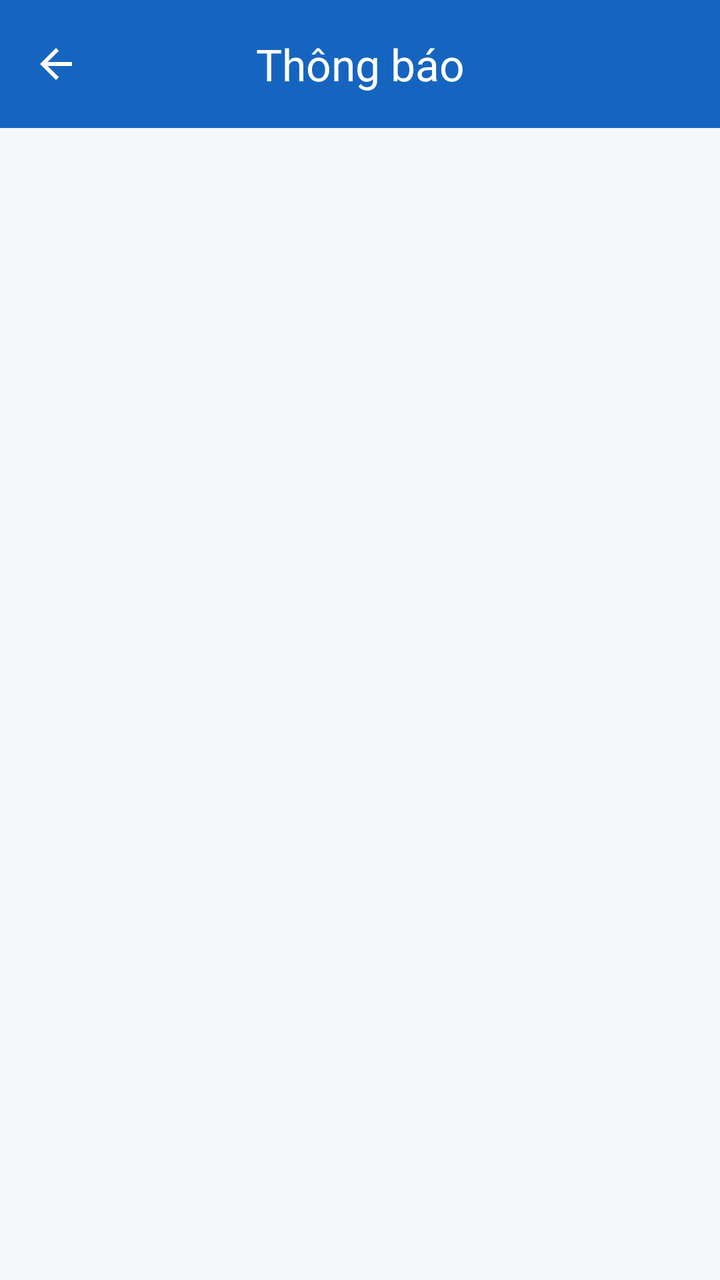
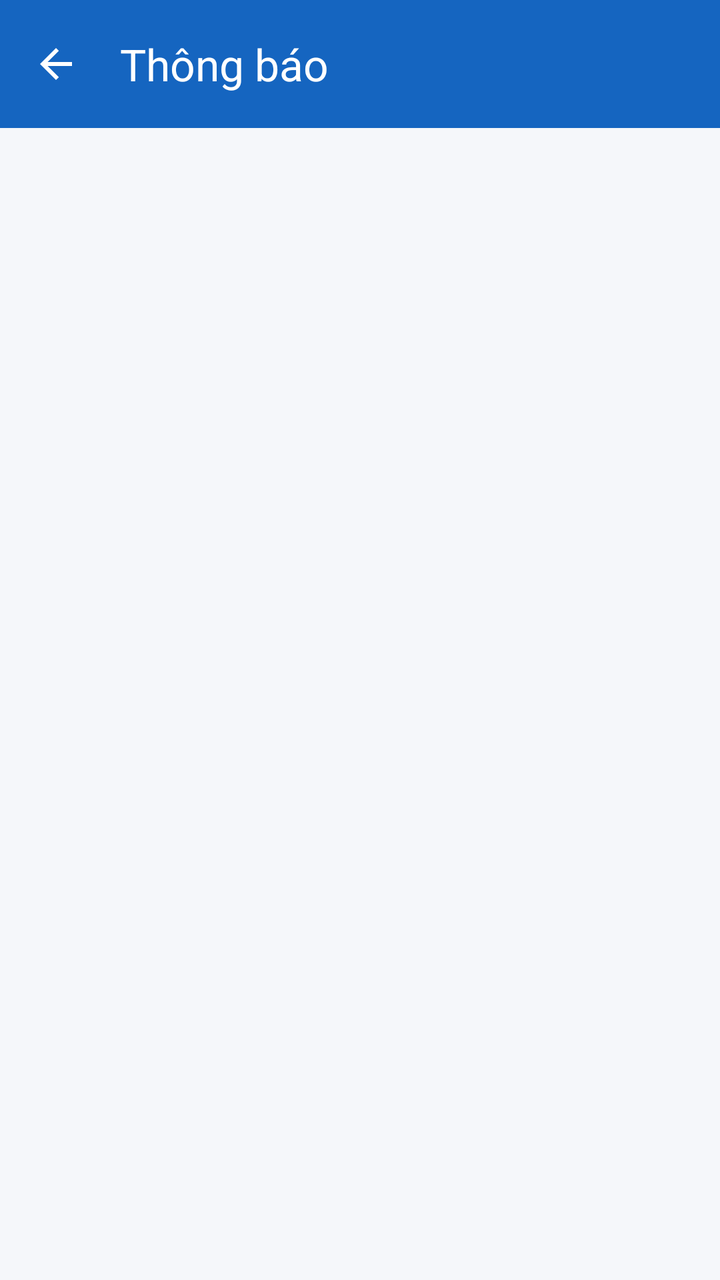

Before-and-after screenshots of an Android layout around one commit, followed by the original layout XML and the change that was made.
<!-- AndroidManifest.xml: application theme Theme.UDGH -->
<!-- res/layout/activity_notification.xml -->
<?xml version="1.0" encoding="utf-8"?>
<LinearLayout xmlns:android="http://schemas.android.com/apk/res/android"
    xmlns:app="http://schemas.android.com/apk/res-auto"
    xmlns:tools="http://schemas.android.com/tools"
    android:layout_width="match_parent"
    android:layout_height="match_parent"
    android:background="@color/background"
    android:orientation="vertical">

    

    <com.google.android.material.appbar.MaterialToolbar
        android:id="@+id/toolbar"
        android:layout_width="match_parent"
        android:layout_height="?attr/actionBarSize"
        android:background="@color/primary"
        app:navigationIcon="@drawable/sgv_back"
        app:title="Thông báo"
        app:titleCentered="true"
        app:titleTextColor="@android:color/white"/>

    

    <androidx.recyclerview.widget.RecyclerView
        android:id="@+id/rvNotification"
        android:layout_width="match_parent"
        android:layout_height="match_parent"
        android:padding="12dp"
        android:clipToPadding="false"
        tools:listitem="@layout/item_notification"/>

</LinearLayout>
<!-- res/layout/item_notification.xml (included above) -->
<?xml version="1.0" encoding="utf-8"?>
<com.google.android.material.card.MaterialCardView
    xmlns:android="http://schemas.android.com/apk/res/android"
    xmlns:app="http://schemas.android.com/apk/res-auto"
    android:layout_width="match_parent"
    android:layout_height="wrap_content"
    android:layout_marginBottom="12dp"
    app:cardBackgroundColor="@color/white"
    app:strokeColor="@color/primary"
    app:strokeWidth="1dp"
    app:cardCornerRadius="16dp"
    app:cardElevation="2dp">

    <LinearLayout
        android:layout_width="match_parent"
        android:layout_height="wrap_content"
        android:orientation="horizontal"
        android:background="@color/white"
        android:padding="16dp">

        

        <LinearLayout
            android:layout_width="wrap_content"
            android:layout_height="match_parent"
            android:gravity="center"
            android:orientation="vertical">

            

            <View
                android:id="@+id/viewUnread"
                android:layout_width="10dp"
                android:layout_height="10dp"
                android:layout_marginBottom="10dp"
                android:background="@drawable/bg_unread_dot"/>

            

            <ImageView
                android:id="@+id/imgNotification"
                android:layout_width="46dp"
                android:layout_height="46dp"
                android:src="@drawable/icon_notifi"
                app:tint="@color/primary"/>

        </LinearLayout>
        

        <LinearLayout
            android:layout_width="0dp"
            android:layout_height="wrap_content"
            android:layout_weight="1"
            android:layout_marginStart="14dp"
            android:orientation="vertical">

            <TextView
                android:id="@+id/txtTitle"
                android:layout_width="wrap_content"
                android:layout_height="wrap_content"
                android:text="Có đơn hàng mới"
                android:textColor="@color/black"
                android:textSize="17sp"
                android:textStyle="bold"/>

            <TextView
                android:id="@+id/txtContent"
                android:layout_width="wrap_content"
                android:layout_height="wrap_content"
                android:layout_marginTop="6dp"
                android:text="Đơn hàng DH001 đang chờ bạn nhận."
                android:textColor="@color/gray"
                android:textSize="14sp"/>

            <TextView
                android:id="@+id/txtTime"
                android:layout_width="wrap_content"
                android:layout_height="wrap_content"
                android:layout_marginTop="8dp"
                android:text="5 phút trước"
                android:textColor="@color/primary"
                android:textSize="12sp"/>

        </LinearLayout>

    </LinearLayout>

</com.google.android.material.card.MaterialCardView>
<!-- resources referenced by this layout -->
<resources>
  <color name="background">#F5F7FA</color>
  <color name="black">#212121</color>
  <color name="gray">#757575</color>
  <color name="primary">#1565C0</color>
  <color name="white">#FFFFFF</color>
  <!-- drawable bg_unread_dot (drawable) -->
  <?xml version="1.0" encoding="utf-8"?>
  <shape xmlns:android="http://schemas.android.com/apk/res/android"
      android:shape="oval">
  
      <size
          android:width="10dp"
          android:height="10dp"/>
  
      <solid android:color="@color/primary"/>
  
  </shape>
  <!-- drawable icon_notifi: png bitmap (drawable, 1934 bytes) -->
  <!-- drawable sgv_back (drawable) -->
  <vector xmlns:android="http://schemas.android.com/apk/res/android"
      android:width="24dp"
      android:height="24dp"
      android:viewportWidth="960"
      android:viewportHeight="960">
    <path
        android:pathData="m313,520 l224,224 -57,56 -320,-320 320,-320 57,56 -224,224h487v80L313,520Z"
        android:fillColor="#FFFFFF"/>
  </vector>
  <style name="Theme.UDGH" parent="Base.Theme.UDGH" />
  <style name="Base.Theme.UDGH" parent="Theme.Material3.DayNight.NoActionBar">
          <item name="colorPrimary">@color/primary</item>
          <item name="colorPrimaryVariant">@color/primary_dark</item>
          <item name="android:statusBarColor">@color/primary_dark</item>
          <item name="android:windowLightStatusBar">false</item>
          <item name="android:navigationBarColor">@color/white</item>
          <item name="android:windowLightNavigationBar">true</item>
          
          
      </style>
  <color name="primary_dark">#0D47A1</color>
</resources>

<!-- the commit's change to res/layout/activity_notification.xml (unified diff, before → after) -->
@@ -16,8 +16,8 @@
         android:background="@color/primary"
         app:navigationIcon="@drawable/sgv_back"
         app:title="Thông báo"
-        app:titleCentered="true"
-        app:titleTextColor="@android:color/white"/>
+        app:titleCentered="false"
+        app:titleTextColor="@android:color/white" />
 
     
 
